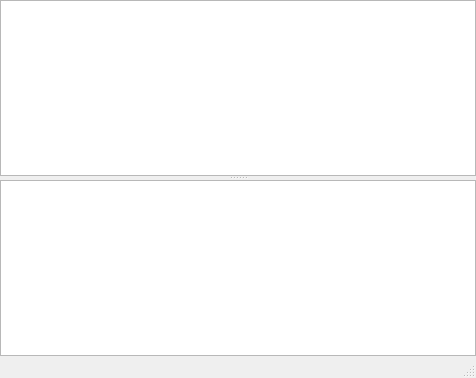
Old version of the form tikzit/src/gui/mainwindow.ui in the repository tikzit/tikzit.
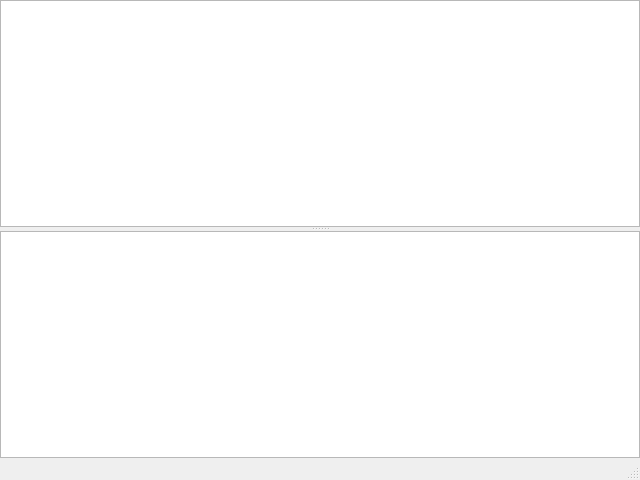
New version of the form. Custom widgets are drawn as their Qt base class.

The edit to the form file:
```diff
--- a/tikzit/src/gui/mainwindow.ui
+++ b/tikzit/src/gui/mainwindow.ui
@@ -6,8 +6,8 @@
    <rect>
     <x>0</x>
     <y>0</y>
-    <width>476</width>
-    <height>378</height>
+    <width>640</width>
+    <height>480</height>
    </rect>
   </property>
   <property name="windowTitle">
```
